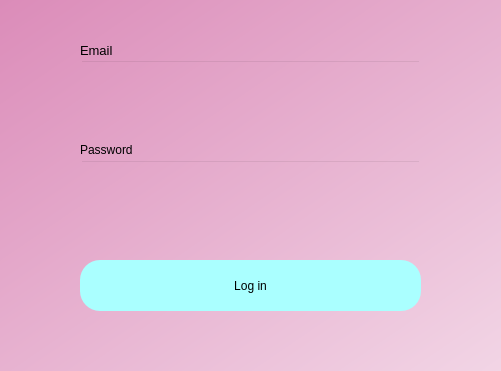
Old version of the form ui/login.ui in the repository mucahitkayadan/Ciper_GUI; both pictures show x 360 to 861 and y 230 to 601 of the 1200 by 800 pixel window.
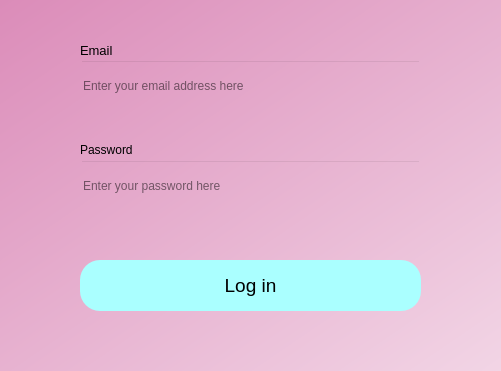
New version of the form.

What changed in the file:
```diff
--- a/ui/login.ui
+++ b/ui/login.ui
@@ -67,6 +67,15 @@
       <height>51</height>
      </rect>
     </property>
+    <property name="font">
+     <font>
+      <family>MS Shell Dlg 2</family>
+      <pointsize>14</pointsize>
+      <weight>50</weight>
+      <italic>false</italic>
+      <bold>false</bold>
+     </font>
+    </property>
     <property name="styleSheet">
      <string notr="true">border-radius:20px;
 background-color: rgb(170, 255, 255);
@@ -75,6 +84,12 @@
     <property name="text">
      <string>Log in</string>
     </property>
+    <property name="checkable">
+     <bool>false</bool>
+    </property>
+    <property name="default">
+     <bool>true</bool>
+    </property>
    </widget>
    <widget class="QLineEdit" name="emailfield">
     <property name="geometry">
@@ -89,6 +104,12 @@
      <string notr="true">background-color:rgba(0,0,0,0);
 font: 12pt &quot;MS Shell Dlg 2&quot;;</string>
     </property>
+    <property name="text">
+     <string/>
+    </property>
+    <property name="placeholderText">
+     <string>Enter your email address here</string>
+    </property>
    </widget>
    <widget class="QLineEdit" name="passwordfield">
     <property name="geometry">
@@ -103,6 +124,9 @@
      <string notr="true">background-color:rgba(0,0,0,0);
 font: 12pt &quot;MS Shell Dlg 2&quot;;</string>
     </property>
+    <property name="placeholderText">
+     <string>Enter your password here</string>
+    </property>
    </widget>
    <widget class="QLabel" name="label_3">
     <property name="geometry">
```
